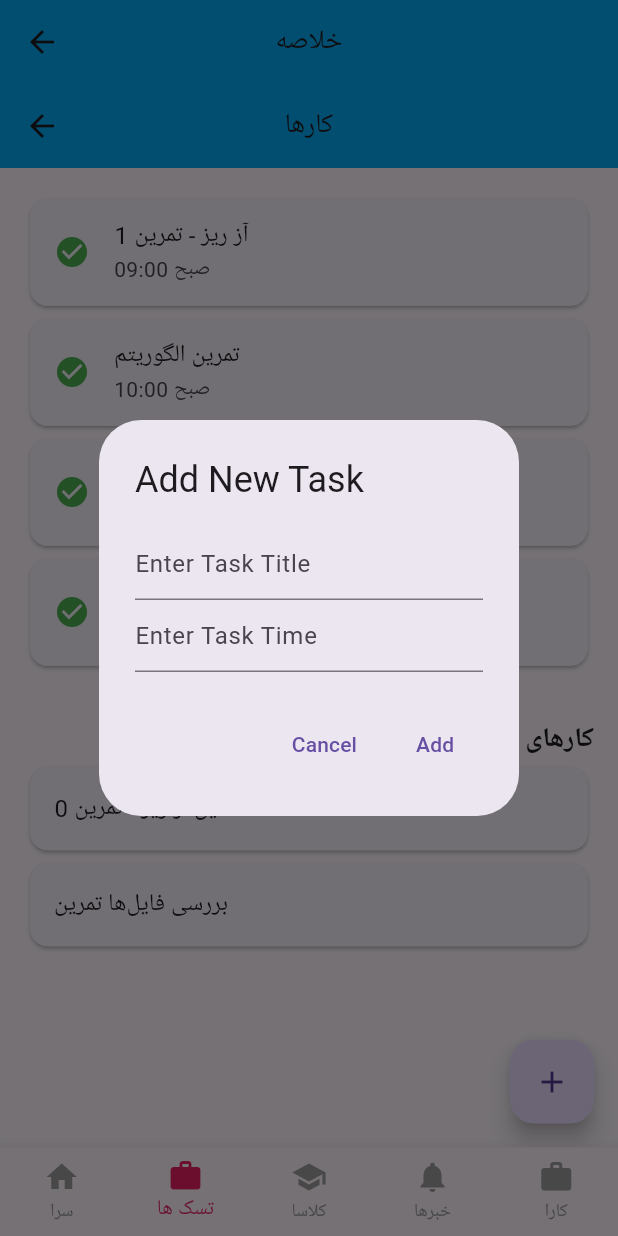
After one commit to babaj0821/AP_project_flutter, a Flutter app: the HomeScreen screen opened by its route, item 2 of the bottom bar chosen, after a tap on the "add" icon, on a phone screen of 412 x 824 dp. The commit adds this screen. Run offline on Flutter 3.47's test engine with Material 3 defaults, Android fonts, the phone set to English and light mode, and no system bars.

Commit message:
UI update for home and task

```diff
--- a/front/AP_Project/lib/main.dart
+++ b/front/AP_Project/lib/main.dart
@@ -1,3 +1,4 @@
+import 'package:ap_project/screens/home_screen.dart';
 import 'package:ap_project/screens/signin_screen.dart';
 import 'package:flutter/material.dart';
 import 'package:ap_project/screens/welcome_screen.dart';
@@ -26,6 +27,7 @@ class MyApp extends StatelessWidget {
       routes: {
         '/': (context) => WelcomeScreen(),
         '/profile': (context) => UserProfilePage(),
+        '/home': (context) => HomeScreen(),
       },
     );
   }
--- /dev/null
+++ b/front/AP_Project/lib/screens/home_screen.dart
@@ -0,0 +1,161 @@
+import 'package:flutter/material.dart';
+import 'package:ap_project/screens/task_screen.dart';
+class HomeScreen extends StatefulWidget {
+  @override
+  _HomeScreenState createState() => _HomeScreenState();
+}
+
+class _HomeScreenState extends State<HomeScreen> {
+  int _selectedIndex = 0;
+
+  final List<Widget> _pages = [
+    HomePage(),
+    TasksPage(),
+    ClassesPage(),
+    NewsPage(),
+    WorkPage(),
+  ];
+
+  void _onItemTapped(int index) {
+    setState(() {
+      _selectedIndex = index;
+    });
+  }
+
+  @override
+  Widget build(BuildContext context) {
+    return Scaffold(
+      appBar: AppBar(
+        title: Text(
+          "خلاصه",
+          style: TextStyle(fontSize: 18),
+        ),
+        centerTitle: true,
+      ),
+      body: _pages[_selectedIndex],
+      bottomNavigationBar: BottomNavigationBar(
+        items: [
+
+          BottomNavigationBarItem(icon: Icon(Icons.home), label: 'سرا'),
+          BottomNavigationBarItem(icon: Icon(Icons.work), label: 'تسک ها'),
+          BottomNavigationBarItem(icon: Icon(Icons.school), label: 'کلاسا'),
+          BottomNavigationBarItem(icon: Icon(Icons.notifications), label: 'خبرها'),
+          BottomNavigationBarItem(icon: Icon(Icons.work), label: 'کارا'),
+        ],
+        currentIndex: _selectedIndex,
+        selectedItemColor: Colors.pink,
+        unselectedItemColor: Colors.grey,
+        showUnselectedLabels: true,
+        type: BottomNavigationBarType.fixed,
+        onTap: _onItemTapped,
+      ),
+    );
+  }
+}
+
+class HomePage extends StatelessWidget {
+  @override
+  Widget build(BuildContext context) {
+    return Padding(
+      padding: const EdgeInsets.all(16.0),
+      child: Column(
+        children: [
+          Row(
+            mainAxisAlignment: MainAxisAlignment.spaceBetween,
+            children: [
+              _buildSummaryCard("بهترین نمره 100% ", Icons.flash_on),
+              _buildSummaryCard("2 تا امتحان داری", Icons.favorite_border),
+              _buildSummaryCard("3 تا تمرین داری", Icons.alarm),
+            ],
+          ),
+          SizedBox(height: 16.0),
+          Row(
+            mainAxisAlignment: MainAxisAlignment.spaceBetween,
+            children: [
+              _buildSummaryCard("بهترین نمره ماهه", Icons.trending_up),
+              _buildSummaryCard("2 تا ددلاین پرری", Icons.timer),
+            ],
+          ),
+          SizedBox(height: 32.0),
+          Align(
+            alignment: Alignment.centerRight,
+            child: Text("کارهای جاری", style: TextStyle(fontSize: 18.0, fontWeight: FontWeight.bold)),
+          ),
+          _buildCurrentTask("آز ریز - تمرین 1", true),
+          _buildCurrentTask("تست - تمرین 1", false),
+          SizedBox(height: 32.0),
+          Align(
+            alignment: Alignment.centerRight,
+            child: Text("تمرین‌های انجام شده", style: TextStyle(fontSize: 18.0, fontWeight: FontWeight.bold)),
+          ),
+          Row(
+            mainAxisAlignment: MainAxisAlignment.spaceBetween,
+            children: [
+              _buildCompletedTask("تمرین 1 معماری"),
+              _buildCompletedTask("AP - تمرین 2"),
+            ],
+          ),
+        ],
+      ),
+    );
+  }
+
+  Widget _buildSummaryCard(String text, IconData icon) {
+    return Card(
+      elevation: 4.0,
+      child: Container(
+        width: 100.0,
+        height: 80.0,
+        child: Column(
+          mainAxisAlignment: MainAxisAlignment.center,
+          children: [
+            Icon(icon, size: 30.0),
+            SizedBox(height: 8.0),
+            Text(text, textAlign: TextAlign.center, style: TextStyle(fontSize: 14.0)),
+          ],
+        ),
+      ),
+    );
+  }
+
+  Widget _buildCurrentTask(String text, bool isCompleted) {
+    return ListTile(
+      leading: Icon(isCompleted ? Icons.check_circle : Icons.cancel, color: isCompleted ? Colors.green : Colors.red),
+      title: Text(text),
+    );
+  }
+
+  Widget _buildCompletedTask(String text) {
+    return Card(
+      elevation: 4.0,
+      child: Container(
+        width: 150.0,
+        height: 50.0,
+        child: Center(
+          child: Text(text, style: TextStyle(fontSize: 14.0)),
+        ),
+      ),
+    );
+  }
+}
+
+class NewsPage extends StatelessWidget {
+  @override
+  Widget build(BuildContext context) {
+    return Center(child: Text('خبرها Page'));
+  }
+}
+
+class ClassesPage extends StatelessWidget {
+  @override
+  Widget build(BuildContext context) {
+    return Center(child: Text('کلاسا Page'));
+  }
+}
+
+class WorkPage extends StatelessWidget {
+  @override
+  Widget build(BuildContext context) {
+    return Center(child: Text('works Page'));
+  }
+}
--- a/front/AP_Project/lib/screens/signin_screen.dart
+++ b/front/AP_Project/lib/screens/signin_screen.dart
@@ -1,5 +1,6 @@
 import 'dart:convert';
 import 'dart:io';
+import 'package:ap_project/screens/home_screen.dart';
 import 'package:flutter/material.dart';
 import 'package:ap_project/screens/signup_screen.dart';
 import 'package:ap_project/screens/user_profile_page.dart';
@@ -44,7 +45,7 @@ class _SignInScreenState extends State<SignInScreen> {
           // Navigate to the homepage on successful sign-in
           Navigator.pushReplacement(
             context,
-            MaterialPageRoute(builder: (context) =>  UserProfilePage()),
+            MaterialPageRoute(builder: (context) =>  HomeScreen()),
           );
         } else {
           // Show error message if sign-in failed
--- /dev/null
+++ b/front/AP_Project/lib/screens/task_screen.dart
@@ -0,0 +1,124 @@
+import 'package:flutter/material.dart';
+class TasksPage extends StatefulWidget {
+  @override
+  _TasksPageState createState() => _TasksPageState();
+}
+
+class _TasksPageState extends State<TasksPage> {
+  final List<Map<String, String>> _tasks = [
+    {"title": "آز ریز - تمرین 1", "time": "09:00 صبح"},
+    {"title": "تمرین الگوریتم", "time": "10:00 صبح"},
+    {"title": "انتخاب واحد", "time": "11:00 صبح"},
+    {"title": "تکمیل آز OS", "time": "12:00 ظهر"},
+  ];
+
+  final List<String> _completedTasks = [
+    "تکمیل آز ریز - تمرین 0",
+    "بررسی فایل‌ها تمرین"
+  ];
+
+  final TextEditingController _taskController = TextEditingController();
+  final TextEditingController _timeController = TextEditingController();
+
+  void _addTask() {
+    if (_taskController.text.isNotEmpty && _timeController.text.isNotEmpty) {
+      setState(() {
+        _tasks.add({"title": _taskController.text, "time": _timeController.text});
+        _taskController.clear();
+        _timeController.clear();
+      });
+      Navigator.of(context).pop();
+    }
+  }
+
+  void _showAddTaskDialog() {
+    showDialog(
+      context: context,
+      builder: (BuildContext context) {
+        return AlertDialog(
+          title: Text("Add New Task"),
+          content: Column(
+            mainAxisSize: MainAxisSize.min,
+            children: [
+              TextField(
+                controller: _taskController,
+                decoration: InputDecoration(hintText: "Enter Task Title"),
+              ),
+              TextField(
+                controller: _timeController,
+                decoration: InputDecoration(hintText: "Enter Task Time"),
+              ),
+            ],
+          ),
+          actions: [
+            TextButton(
+              child: Text("Cancel"),
+              onPressed: () {
+                Navigator.of(context).pop();
+              },
+            ),
+            TextButton(
+              child: Text("Add"),
+              onPressed: _addTask,
+            ),
+          ],
+        );
+      },
+    );
+  }
+
+  @override
+  Widget build(BuildContext context) {
+    return Scaffold(
+      appBar: AppBar(
+        title: Text(
+          "کارها",
+          style: TextStyle(fontSize: 18),
+        ),
+        centerTitle: true,
+      ),
+      body: SingleChildScrollView(
+        padding: const EdgeInsets.all(16.0),
+        child: Column(
+          children: [
+            ListView.builder(
+              shrinkWrap: true,
+              physics: NeverScrollableScrollPhysics(),
+              itemCount: _tasks.length,
+              itemBuilder: (context, index) {
+                return Card(
+                  child: ListTile(
+                    leading: Icon(Icons.check_circle, color: Colors.green),
+                    title: Text(_tasks[index]["title"]!),
+                    subtitle: Text(_tasks[index]["time"]!),
+                  ),
+                );
+              },
+            ),
+            SizedBox(height: 32.0),
+            Align(
+              alignment: Alignment.centerRight,
+              child: Text("کارهای انجام شده", style: TextStyle(fontSize: 18.0, fontWeight: FontWeight.bold)),
+            ),
+            ListView.builder(
+              shrinkWrap: true,
+              physics: NeverScrollableScrollPhysics(),
+              itemCount: _completedTasks.length,
+              itemBuilder: (context, index) {
+                return Card(
+                  child: ListTile(
+                    title: Text(_completedTasks[index]),
+                  ),
+                );
+              },
+            ),
+          ],
+        ),
+      ),
+      floatingActionButton: FloatingActionButton(
+        onPressed: _showAddTaskDialog,
+        child: Icon(Icons.add),
+      ),
+    );
+  }
+}
--- a/front/AP_Project/lib/screens/user_profile_page.dart
+++ b/front/AP_Project/lib/screens/user_profile_page.dart
@@ -55,7 +55,7 @@ class _UserProfilePageState extends State<UserProfilePage> {
                     children: [
                       CircleAvatar(
                         radius: 50.0,
-                       // backgroundImage: AssetImage('assets/avatar.png'), // Replace with your asset or network image
+                        //backgroundImage: AssetImage('assets/images/img.png'),
                       ),
                       SizedBox(height: 16.0),
                       TextFormField(
--- a/front/AP_Project/pubspec.yaml
+++ b/front/AP_Project/pubspec.yaml
@@ -62,8 +62,7 @@ flutter:
 
   # To add assets to your application, add an assets section, like this:
   assets:
-    - assets/images/bg1.png
-  #   - images/a_dot_ham.jpeg
+     - assets/images/
 
   # An image asset can refer to one or more resolution-specific "variants", see
   # https://flutter.dev/assets-and-images/#resolution-aware
```
